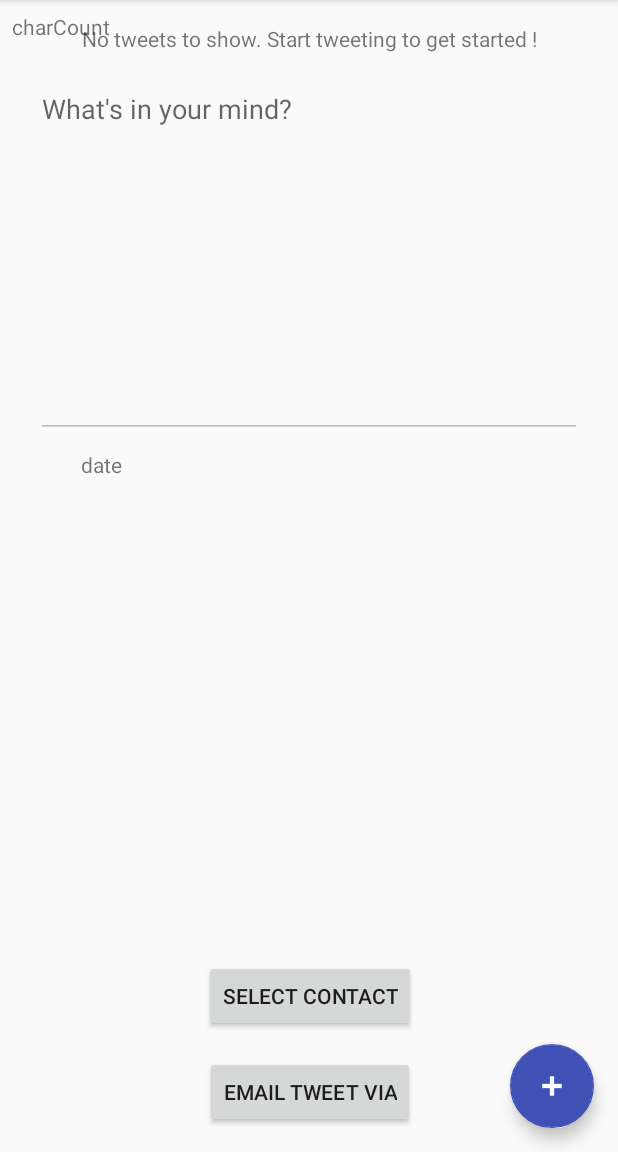
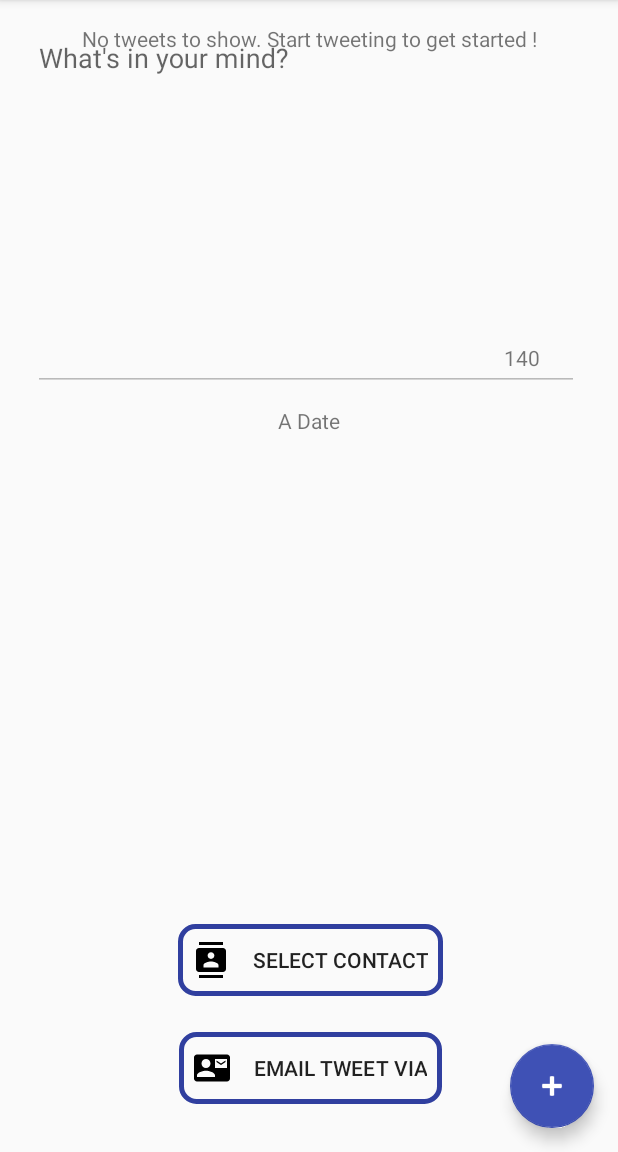
Before and after one commit to KevFan/myTweet-android, an Android app: the fragment TweetFragment placed in its activity, on a phone screen of 412 x 824 dp, the part 84-1236 px from its top. Run offline under Robolectric (Android 15) with nearby library versions, the phone set to English and light mode, and no system bars; 10 statements that could not run were skipped.

Commit message:
Change fragment_tweet layout + add icons  + default strings for charCount and date

```diff
--- /dev/null
+++ b/app/src/main/res/drawable/ic_contact_mail_black_24dp.xml
@@ -0,0 +1,9 @@
+<vector xmlns:android="http://schemas.android.com/apk/res/android"
+        android:width="24dp"
+        android:height="24dp"
+        android:viewportWidth="24.0"
+        android:viewportHeight="24.0">
+    <path
+        android:fillColor="#FF000000"
+        android:pathData="M21,8L21,7l-3,2 -3,-2v1l3,2 3,-2zM22,3L2,3C0.9,3 0,3.9 0,5v14c0,1.1 0.9,2 2,2h20c1.1,0 1.99,-0.9 1.99,-2L24,5c0,-1.1 -0.9,-2 -2,-2zM8,6c1.66,0 3,1.34 3,3s-1.34,3 -3,3 -3,-1.34 -3,-3 1.34,-3 3,-3zM14,18L2,18v-1c0,-2 4,-3.1 6,-3.1s6,1.1 6,3.1v1zM22,12h-8L14,6h8v6z"/>
+</vector>
--- /dev/null
+++ b/app/src/main/res/drawable/ic_contacts_black_24dp.xml
@@ -0,0 +1,9 @@
+<vector xmlns:android="http://schemas.android.com/apk/res/android"
+        android:width="24dp"
+        android:height="24dp"
+        android:viewportWidth="24.0"
+        android:viewportHeight="24.0">
+    <path
+        android:fillColor="#FF000000"
+        android:pathData="M20,0L4,0v2h16L20,0zM4,24h16v-2L4,22v2zM20,4L4,4c-1.1,0 -2,0.9 -2,2v12c0,1.1 0.9,2 2,2h16c1.1,0 2,-0.9 2,-2L22,6c0,-1.1 -0.9,-2 -2,-2zM12,6.75c1.24,0 2.25,1.01 2.25,2.25s-1.01,2.25 -2.25,2.25S9.75,10.24 9.75,9 10.76,6.75 12,6.75zM17,17L7,17v-1.5c0,-1.67 3.33,-2.5 5,-2.5s5,0.83 5,2.5L17,17z"/>
+</vector>
--- /dev/null
+++ b/app/src/main/res/drawable/ic_create_black_24dp.xml
@@ -0,0 +1,9 @@
+<vector xmlns:android="http://schemas.android.com/apk/res/android"
+        android:width="24dp"
+        android:height="24dp"
+        android:viewportWidth="24.0"
+        android:viewportHeight="24.0">
+    <path
+        android:fillColor="#FF000000"
+        android:pathData="M3,17.25V21h3.75L17.81,9.94l-3.75,-3.75L3,17.25zM20.71,7.04c0.39,-0.39 0.39,-1.02 0,-1.41l-2.34,-2.34c-0.39,-0.39 -1.02,-0.39 -1.41,0l-1.83,1.83 3.75,3.75 1.83,-1.83z"/>
+</vector>
--- a/app/src/main/res/layout/fragment_tweet.xml
+++ b/app/src/main/res/layout/fragment_tweet.xml
@@ -2,20 +2,26 @@
 <android.support.constraint.ConstraintLayout
     xmlns:android="http://schemas.android.com/apk/res/android"
     xmlns:app="http://schemas.android.com/apk/res-auto"
-    xmlns:tools="http://schemas.android.com/tools"
     android:layout_width="match_parent"
     android:layout_height="match_parent">
 
     <Button
         android:id="@+id/tweetButton"
-        android:layout_width="wrap_content"
+        android:layout_width="180dp"
         android:layout_height="wrap_content"
-        android:layout_marginRight="0dp"
-        android:layout_marginTop="4dp"
         android:text="@string/tweet"
+        android:layout_marginRight="8dp"
         app:layout_constraintRight_toRightOf="parent"
-        app:layout_constraintTop_toTopOf="parent"
-        />
+        android:layout_marginLeft="8dp"
+        app:layout_constraintLeft_toLeftOf="parent"
+        android:background="@drawable/border_button"
+        android:drawableStart="@drawable/ic_create_black_24dp"
+        android:padding="10dp"
+        android:drawablePadding="15dp"
+        android:layout_marginStart="8dp"
+        android:layout_marginEnd="8dp"
+        android:layout_marginTop="8dp"
+        app:layout_constraintTop_toBottomOf="@+id/tweetDate"/>
 
     <Button
         android:id="@+id/selectContactButton"
@@ -26,9 +32,15 @@
         android:text="@string/selectContact"
         app:layout_constraintLeft_toLeftOf="parent"
         app:layout_constraintRight_toRightOf="parent"
-        app:layout_constraintHorizontal_bias="0.502"
-        android:layout_marginBottom="16dp"
-        app:layout_constraintBottom_toTopOf="@+id/emailViaButton"/>
+        app:layout_constraintHorizontal_bias="0.505"
+        android:layout_marginBottom="24dp"
+        app:layout_constraintBottom_toTopOf="@+id/emailViaButton"
+        android:background="@drawable/border_button"
+        android:drawableStart="@drawable/ic_contacts_black_24dp"
+        android:padding="10dp"
+        android:drawablePadding="15dp"
+        android:layout_marginStart="8dp"
+        android:layout_marginEnd="8dp"/>
 
     <Button
         android:id="@+id/emailViaButton"
@@ -40,19 +52,25 @@
         app:layout_constraintLeft_toLeftOf="parent"
         app:layout_constraintRight_toRightOf="parent"
         app:layout_constraintBottom_toBottomOf="parent"
-        app:layout_constraintHorizontal_bias="0.502"
-        android:layout_marginBottom="16dp"
-        />
+        app:layout_constraintHorizontal_bias="0.505"
+        android:layout_marginBottom="32dp"
+        android:background="@drawable/border_button"
+        android:drawableStart="@drawable/ic_contact_mail_black_24dp"
+        android:padding="10dp"
+        android:drawablePadding="15dp"
+        android:layout_marginStart="8dp"
+        android:layout_marginEnd="8dp"/>
 
     <TextView
         android:id="@+id/charCount"
         android:layout_width="68dp"
         android:layout_height="30dp"
-        android:layout_marginLeft="8dp"
-        android:text="charCount"
-        app:layout_constraintLeft_toLeftOf="parent"
+        android:text="@string/defaultCount"
         app:layout_constraintTop_toTopOf="parent"
-        android:layout_marginTop="8dp"/>
+        android:layout_marginTop="223dp"
+        android:gravity="center"
+        android:layout_marginEnd="8dp"
+        app:layout_constraintRight_toRightOf="@+id/loginEmailInputLayout"/>
 
     <TextView
         android:id="@+id/tweetDate"
@@ -60,27 +78,38 @@
         android:layout_height="24dp"
         android:layout_marginLeft="8dp"
         android:layout_marginRight="8dp"
-        android:text="date"
+        android:text="@string/defaultDate"
         app:layout_constraintLeft_toLeftOf="parent"
         app:layout_constraintRight_toRightOf="parent"
+        android:gravity="center"
         android:layout_marginTop="8dp"
-        app:layout_constraintTop_toBottomOf="@+id/tweetText"/>
+        app:layout_constraintTop_toBottomOf="@+id/loginEmailInputLayout"
+        android:layout_marginStart="8dp"
+        android:layout_marginEnd="8dp"/>
+
+    <android.support.design.widget.TextInputLayout
+        android:id="@+id/loginEmailInputLayout"
+        android:layout_width="368dp"
+        android:layout_height="wrap_content"
+        app:layout_constraintTop_toTopOf="parent"
+        android:layout_marginTop="8dp"
+        android:layout_marginRight="8dp"
+        app:layout_constraintRight_toRightOf="parent"
+        android:layout_marginLeft="8dp"
+        app:layout_constraintLeft_toLeftOf="parent">
 
         <EditText
             android:id="@+id/tweetText"
             android:layout_width="364dp"
             android:layout_height="242dp"
-        android:ems="10"
-        android:gravity="top|left"
+            android:gravity="start"
             android:hint="@string/tweetHint"
             android:inputType="textMultiLine"
             android:maxLength="140"
-        android:layout_marginLeft="8dp"
+            android:textColor="@android:color/black"
             app:layout_constraintLeft_toLeftOf="parent"
-        android:layout_marginRight="8dp"
             app:layout_constraintRight_toRightOf="parent"
-        app:layout_constraintTop_toTopOf="parent"
-        android:layout_marginTop="50dp"
-        android:textColor="@android:color/black"/>
+            app:layout_constraintTop_toTopOf="parent"/>
+    </android.support.design.widget.TextInputLayout>
 
 </android.support.constraint.ConstraintLayout>
--- a/app/src/main/res/values/strings.xml
+++ b/app/src/main/res/values/strings.xml
@@ -25,4 +25,6 @@
     <string name="lastNameSummary">You may set your last name here</string>
     <string name="emailSummary">You may set your email here</string>
     <string name="welcome">Welcome to MyTweet. The microblog to use</string>
+    <string name="defaultCount">140</string>
+    <string name="defaultDate">A Date</string>
 </resources>
```
Lines whose indentation alone changed are shown as unchanged.
